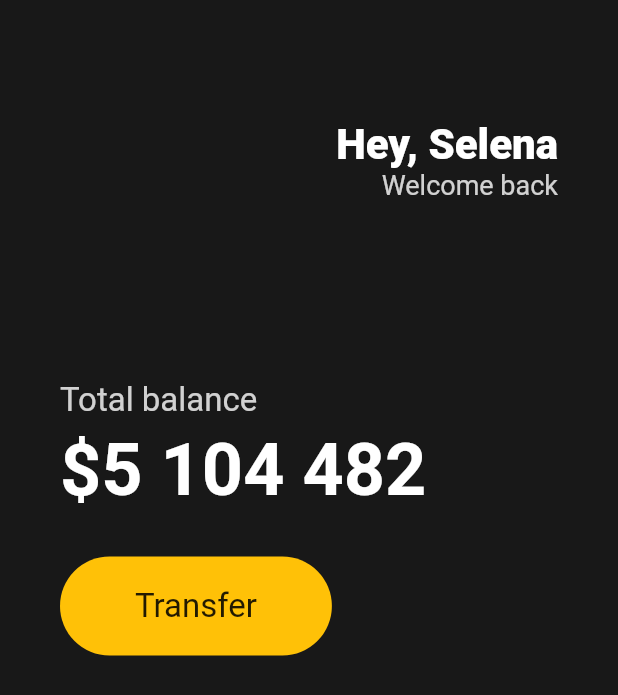
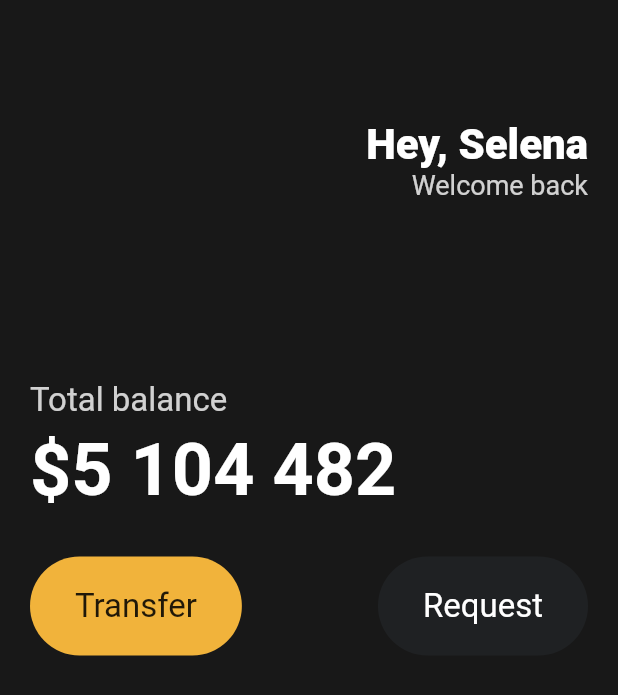
Before and after one commit to Potato-Y/nomadcoders_toonflix, a Flutter app: the screen it shows after launch, on a phone screen of 412 x 824 dp. Shown: the top 695 px of the screen. Run offline on Flutter 3.47's test engine with Material 2 defaults, Android fonts, the phone set to English and light mode, and no system bars.

Commit message:
3.5 Transfer, Request 버튼 추가

```diff
--- a/lib/main.dart
+++ b/lib/main.dart
@@ -1,6 +1,4 @@
 import 'package:flutter/material.dart';
-import 'package:flutter/src/widgets/container.dart';
-import 'package:flutter/src/widgets/framework.dart';
 
 void main(List<String> args) {
   runApp(const App());
@@ -15,7 +13,7 @@ class App extends StatelessWidget {
       home: Scaffold(
         backgroundColor: const Color(0xFF181818),
         body: Padding(
-          padding: const EdgeInsets.symmetric(horizontal: 40),
+          padding: const EdgeInsets.symmetric(horizontal: 20),
           child: Column(
             crossAxisAlignment: CrossAxisAlignment.start,
             children: [
@@ -72,15 +70,17 @@ class App extends StatelessWidget {
                 height: 30,
               ),
               Row(
+                mainAxisAlignment: MainAxisAlignment.spaceBetween,
                 children: [
                   Container(
                     decoration: BoxDecoration(
-                        color: Colors.amber,
-                        borderRadius: BorderRadius.circular(45)),
+                      color: const Color(0xFFF1B33B),
+                      borderRadius: BorderRadius.circular(45),
+                    ),
                     child: const Padding(
                       padding: EdgeInsets.symmetric(
                         vertical: 20,
-                        horizontal: 50,
+                        horizontal: 30,
                       ),
                       child: Text(
                         'Transfer',
@@ -89,7 +89,26 @@ class App extends StatelessWidget {
                         ),
                       ),
                     ),
-                  )
+                  ),
+                  Container(
+                    decoration: BoxDecoration(
+                      color: const Color(0xFF1F2123),
+                      borderRadius: BorderRadius.circular(45),
+                    ),
+                    child: const Padding(
+                      padding: EdgeInsets.symmetric(
+                        vertical: 20,
+                        horizontal: 30,
+                      ),
+                      child: Text(
+                        'Request',
+                        style: TextStyle(
+                          color: Colors.white,
+                          fontSize: 22,
+                        ),
+                      ),
+                    ),
+                  ),
                 ],
               )
             ],
```
